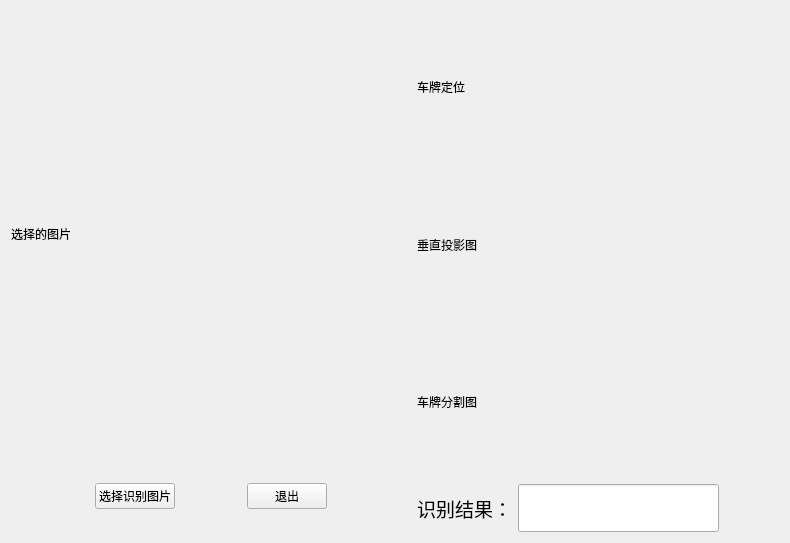
This is untitled1.ui in David205x/LicensePlateRecognition as Qt 5 draws it before an edit. The edited form follows.
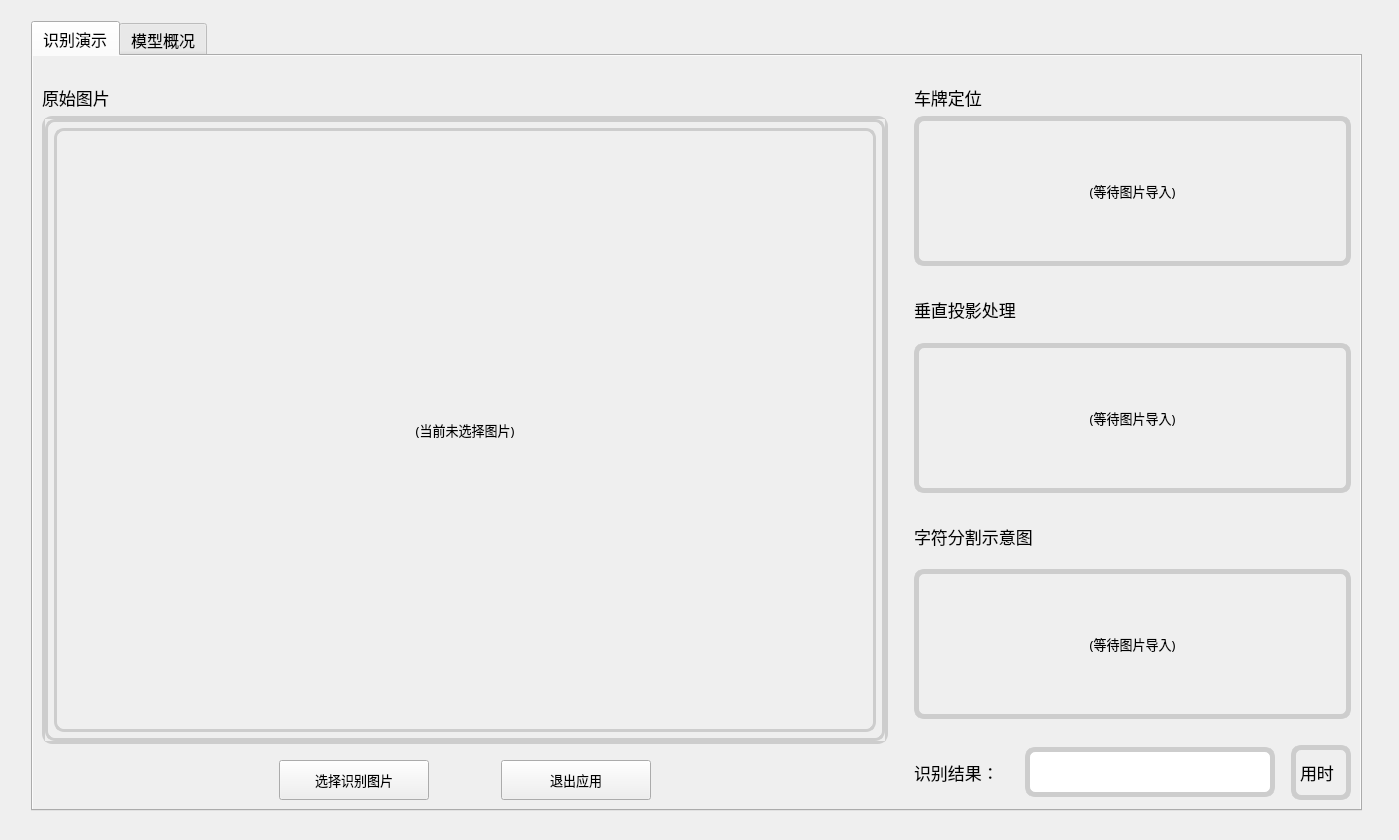
This is the edited form.

Commit message: 页面更新+模型指标计算添加

```diff
--- a/untitled1.ui
+++ b/untitled1.ui
@@ -6,8 +6,8 @@
    <rect>
     <x>0</x>
     <y>0</y>
-    <width>790</width>
-    <height>543</height>
+    <width>1399</width>
+    <height>840</height>
    </rect>
   </property>
   <property name="sizePolicy">
@@ -18,169 +18,1006 @@
   </property>
   <property name="minimumSize">
    <size>
-    <width>400</width>
-    <height>400</height>
+    <width>1080</width>
+    <height>654</height>
    </size>
   </property>
   <property name="windowTitle">
    <string>Form</string>
   </property>
   <layout class="QGridLayout" name="gridLayout_2">
-   <item row="0" column="0">
-    <layout class="QHBoxLayout" name="horizontalLayout_2">
-     <item>
-      <layout class="QGridLayout" name="gridLayout">
-       <item row="2" column="2">
-        <spacer name="horizontalSpacer_1">
-         <property name="orientation">
-          <enum>Qt::Horizontal</enum>
-         </property>
-         <property name="sizeType">
-          <enum>QSizePolicy::Fixed</enum>
-         </property>
-         <property name="sizeHint" stdset="0">
-          <size>
-           <width>60</width>
-           <height>20</height>
-          </size>
-         </property>
-        </spacer>
+   <item row="0" column="1" colspan="2">
+    <spacer name="verticalSpacer_9">
+     <property name="orientation">
+      <enum>Qt::Vertical</enum>
+     </property>
+     <property name="sizeType">
+      <enum>QSizePolicy::Fixed</enum>
+     </property>
+     <property name="sizeHint" stdset="0">
+      <size>
+       <width>20</width>
+       <height>10</height>
+      </size>
+     </property>
+    </spacer>
+   </item>
+   <item row="1" column="1">
+    <widget class="QTabWidget" name="tabWidget">
+     <property name="font">
+      <font>
+       <family>黑体</family>
+       <pointsize>12</pointsize>
+      </font>
+     </property>
+     <property name="autoFillBackground">
+      <bool>true</bool>
+     </property>
+     <property name="currentIndex">
+      <number>0</number>
+     </property>
+     <widget class="QWidget" name="tab_1">
+      <property name="autoFillBackground">
+       <bool>true</bool>
+      </property>
+      <attribute name="title">
+       <string>识别演示</string>
+      </attribute>
+      <layout class="QGridLayout" name="gridLayout_5">
+       <item row="0" column="0">
+        <layout class="QHBoxLayout" name="horizontalLayout_2">
+         <item>
+          <layout class="QGridLayout" name="gridLayout">
+           <item row="1" column="1" colspan="2">
+            <widget class="QLabel" name="label">
+             <property name="font">
+              <font>
+               <family>黑体</family>
+               <pointsize>13</pointsize>
+              </font>
+             </property>
+             <property name="text">
+              <string>原始图片</string>
+             </property>
+            </widget>
+           </item>
+           <item row="4" column="5">
+            <spacer name="horizontalSpacer_3">
+             <property name="orientation">
+              <enum>Qt::Horizontal</enum>
+             </property>
+             <property name="sizeHint" stdset="0">
+              <size>
+               <width>40</width>
+               <height>20</height>
+              </size>
+             </property>
+            </spacer>
+           </item>
+           <item row="4" column="1">
+            <spacer name="horizontalSpacer_2">
+             <property name="orientation">
+              <enum>Qt::Horizontal</enum>
+             </property>
+             <property name="sizeHint" stdset="0">
+              <size>
+               <width>40</width>
+               <height>20</height>
+              </size>
+             </property>
+            </spacer>
+           </item>
+           <item row="4" column="4">
+            <widget class="QPushButton" name="Button_exit">
+             <property name="minimumSize">
+              <size>
+               <width>150</width>
+               <height>40</height>
+              </size>
+             </property>
+             <property name="font">
+              <font>
+               <family>黑体</family>
+               <pointsize>10</pointsize>
+              </font>
+             </property>
+             <property name="styleSheet">
+              <string notr="true"/>
+             </property>
+             <property name="text">
+              <string>退出应用</string>
+             </property>
+            </widget>
+           </item>
+           <item row="4" column="3">
+            <spacer name="horizontalSpacer_1">
+             <property name="orientation">
+              <enum>Qt::Horizontal</enum>
+             </property>
+             <property name="sizeType">
+              <enum>QSizePolicy::Fixed</enum>
+             </property>
+             <property name="sizeHint" stdset="0">
+              <size>
+               <width>60</width>
+               <height>20</height>
+              </size>
+             </property>
+            </spacer>
+           </item>
+           <item row="0" column="1" colspan="5">
+            <spacer name="verticalSpacer_2">
+             <property name="orientation">
+              <enum>Qt::Vertical</enum>
+             </property>
+             <property name="sizeType">
+              <enum>QSizePolicy::Fixed</enum>
+             </property>
+             <property name="sizeHint" stdset="0">
+              <size>
+               <width>20</width>
+               <height>20</height>
+              </size>
+             </property>
+            </spacer>
+           </item>
+           <item row="2" column="1" colspan="5">
+            <widget class="QScrollArea" name="scrollArea">
+             <property name="minimumSize">
+              <size>
+               <width>500</width>
+               <height>530</height>
+              </size>
+             </property>
+             <property name="styleSheet">
+              <string notr="true">border:2.9px solid rgb(205, 205, 205);
+border-radius:10px;</string>
+             </property>
+             <property name="frameShape">
+              <enum>QFrame::NoFrame</enum>
+             </property>
+             <property name="frameShadow">
+              <enum>QFrame::Plain</enum>
+             </property>
+             <property name="lineWidth">
+              <number>0</number>
+             </property>
+             <property name="widgetResizable">
+              <bool>true</bool>
+             </property>
+             <widget class="QWidget" name="scrollAreaWidgetContents">
+              <property name="geometry">
+               <rect>
+                <x>0</x>
+                <y>0</y>
+                <width>757</width>
+                <height>616</height>
+               </rect>
+              </property>
+              <layout class="QGridLayout" name="gridLayout_4">
+               <item row="0" column="0">
+                <widget class="QLabel" name="label_phote">
+                 <property name="enabled">
+                  <bool>true</bool>
+                 </property>
+                 <property name="sizePolicy">
+                  <sizepolicy hsizetype="Preferred" vsizetype="Preferred">
+                   <horstretch>0</horstretch>
+                   <verstretch>0</verstretch>
+                  </sizepolicy>
+                 </property>
+                 <property name="minimumSize">
+                  <size>
+                   <width>0</width>
+                   <height>0</height>
+                  </size>
+                 </property>
+                 <property name="font">
+                  <font>
+                   <family>黑体</family>
+                   <pointsize>10</pointsize>
+                  </font>
+                 </property>
+                 <property name="styleSheet">
+                  <string notr="true"/>
+                 </property>
+                 <property name="frameShadow">
+                  <enum>QFrame::Plain</enum>
+                 </property>
+                 <property name="lineWidth">
+                  <number>0</number>
+                 </property>
+                 <property name="text">
+                  <string>(当前未选择图片)</string>
+                 </property>
+                 <property name="alignment">
+                  <set>Qt::AlignCenter</set>
+                 </property>
+                </widget>
+               </item>
+              </layout>
+             </widget>
+            </widget>
+           </item>
+           <item row="4" column="2">
+            <widget class="QPushButton" name="Button_select">
+             <property name="enabled">
+              <bool>true</bool>
+             </property>
+             <property name="minimumSize">
+              <size>
+               <width>150</width>
+               <height>40</height>
+              </size>
+             </property>
+             <property name="font">
+              <font>
+               <family>黑体</family>
+               <pointsize>10</pointsize>
+              </font>
+             </property>
+             <property name="styleSheet">
+              <string notr="true"/>
+             </property>
+             <property name="text">
+              <string>选择识别图片</string>
+             </property>
+            </widget>
+           </item>
+           <item row="3" column="1" colspan="5">
+            <spacer name="verticalSpacer">
+             <property name="orientation">
+              <enum>Qt::Vertical</enum>
+             </property>
+             <property name="sizeType">
+              <enum>QSizePolicy::Fixed</enum>
+             </property>
+             <property name="sizeHint" stdset="0">
+              <size>
+               <width>20</width>
+               <height>10</height>
+              </size>
+             </property>
+            </spacer>
+           </item>
+          </layout>
+         </item>
+         <item>
+          <spacer name="horizontalSpacer_5">
+           <property name="orientation">
+            <enum>Qt::Horizontal</enum>
+           </property>
+           <property name="sizeType">
+            <enum>QSizePolicy::Fixed</enum>
+           </property>
+           <property name="sizeHint" stdset="0">
+            <size>
+             <width>20</width>
+             <height>20</height>
+            </size>
+           </property>
+          </spacer>
+         </item>
+         <item>
+          <layout class="QVBoxLayout" name="verticalLayout">
+           <item>
+            <spacer name="verticalSpacer_3">
+             <property name="orientation">
+              <enum>Qt::Vertical</enum>
+             </property>
+             <property name="sizeType">
+              <enum>QSizePolicy::Fixed</enum>
+             </property>
+             <property name="sizeHint" stdset="0">
+              <size>
+               <width>20</width>
+               <height>20</height>
+              </size>
+             </property>
+            </spacer>
+           </item>
+           <item>
+            <widget class="QLabel" name="label_2">
+             <property name="sizePolicy">
+              <sizepolicy hsizetype="Preferred" vsizetype="Fixed">
+               <horstretch>0</horstretch>
+               <verstretch>0</verstretch>
+              </sizepolicy>
+             </property>
+             <property name="font">
+              <font>
+               <family>黑体</family>
+               <pointsize>13</pointsize>
+              </font>
+             </property>
+             <property name="text">
+              <string>车牌定位</string>
+             </property>
+            </widget>
+           </item>
+           <item>
+            <widget class="QLabel" name="label_located">
+             <property name="minimumSize">
+              <size>
+               <width>0</width>
+               <height>150</height>
+              </size>
+             </property>
+             <property name="font">
+              <font>
+               <family>黑体</family>
+               <pointsize>10</pointsize>
+              </font>
+             </property>
+             <property name="styleSheet">
+              <string notr="true">border:5px solid rgb(205, 205, 205);
+border-radius:10px;</string>
+             </property>
+             <property name="text">
+              <string>(等待图片导入)</string>
+             </property>
+             <property name="alignment">
+              <set>Qt::AlignCenter</set>
+             </property>
+            </widget>
+           </item>
+           <item>
+            <spacer name="verticalSpacer_6">
+             <property name="orientation">
+              <enum>Qt::Vertical</enum>
+             </property>
+             <property name="sizeType">
+              <enum>QSizePolicy::Fixed</enum>
+             </property>
+             <property name="sizeHint" stdset="0">
+              <size>
+               <width>20</width>
+               <height>10</height>
+              </size>
+             </property>
+            </spacer>
+           </item>
+           <item>
+            <widget class="QLabel" name="label_3">
+             <property name="font">
+              <font>
+               <family>黑体</family>
+               <pointsize>13</pointsize>
+              </font>
+             </property>
+             <property name="text">
+              <string>垂直投影处理</string>
+             </property>
+            </widget>
+           </item>
+           <item>
+            <widget class="QLabel" name="label_projection">
+             <property name="minimumSize">
+              <size>
+               <width>0</width>
+               <height>150</height>
+              </size>
+             </property>
+             <property name="font">
+              <font>
+               <family>黑体</family>
+               <pointsize>10</pointsize>
+              </font>
+             </property>
+             <property name="styleSheet">
+              <string notr="true">border:5px solid rgb(205, 205, 205);
+border-radius:10px;</string>
+             </property>
+             <property name="text">
+              <string>(等待图片导入)</string>
+             </property>
+             <property name="alignment">
+              <set>Qt::AlignCenter</set>
+             </property>
+            </widget>
+           </item>
+           <item>
+            <spacer name="verticalSpacer_7">
+             <property name="orientation">
+              <enum>Qt::Vertical</enum>
+             </property>
+             <property name="sizeType">
+              <enum>QSizePolicy::Fixed</enum>
+             </property>
+             <property name="sizeHint" stdset="0">
+              <size>
+               <width>20</width>
+               <height>10</height>
+              </size>
+             </property>
+            </spacer>
+           </item>
+           <item>
+            <widget class="QLabel" name="label_4">
+             <property name="font">
+              <font>
+               <family>黑体</family>
+               <pointsize>13</pointsize>
+              </font>
+             </property>
+             <property name="text">
+              <string>字符分割示意图</string>
+             </property>
+            </widget>
+           </item>
+           <item>
+            <widget class="QLabel" name="label_division">
+             <property name="minimumSize">
+              <size>
+               <width>0</width>
+               <height>150</height>
+              </size>
+             </property>
+             <property name="font">
+              <font>
+               <family>黑体</family>
+               <pointsize>10</pointsize>
+              </font>
+             </property>
+             <property name="styleSheet">
+              <string notr="true">border:5px solid rgb(205, 205, 205);
+border-radius:10px;</string>
+             </property>
+             <property name="text">
+              <string>(等待图片导入)</string>
+             </property>
+             <property name="alignment">
+              <set>Qt::AlignCenter</set>
+             </property>
+            </widget>
+           </item>
+           <item>
+            <spacer name="verticalSpacer_4">
+             <property name="orientation">
+              <enum>Qt::Vertical</enum>
+             </property>
+             <property name="sizeType">
+              <enum>QSizePolicy::Fixed</enum>
+             </property>
+             <property name="sizeHint" stdset="0">
+              <size>
+               <width>20</width>
+               <height>20</height>
+              </size>
+             </property>
+            </spacer>
+           </item>
+           <item>
+            <layout class="QHBoxLayout" name="horizontalLayout">
+             <item>
+              <widget class="QLabel" name="label_showresult">
+               <property name="font">
+                <font>
+                 <family>黑体</family>
+                 <pointsize>13</pointsize>
+                </font>
+               </property>
+               <property name="text">
+                <string>识别结果：</string>
+               </property>
+              </widget>
+             </item>
+             <item>
+              <spacer name="horizontalSpacer_4">
+               <property name="orientation">
+                <enum>Qt::Horizontal</enum>
+               </property>
+               <property name="sizeType">
+                <enum>QSizePolicy::Fixed</enum>
+               </property>
+               <property name="sizeHint" stdset="0">
+                <size>
+                 <width>20</width>
+                 <height>20</height>
+                </size>
+               </property>
+              </spacer>
+             </item>
+             <item>
+              <widget class="QLineEdit" name="lineEdit_result">
+               <property name="sizePolicy">
+                <sizepolicy hsizetype="Fixed" vsizetype="Fixed">
+                 <horstretch>0</horstretch>
+                 <verstretch>0</verstretch>
+                </sizepolicy>
+               </property>
+               <property name="minimumSize">
+                <size>
+                 <width>250</width>
+                 <height>50</height>
+                </size>
+               </property>
+               <property name="font">
+                <font>
+                 <family>黑体</family>
+                 <pointsize>15</pointsize>
+                 <weight>50</weight>
+                 <bold>false</bold>
+                </font>
+               </property>
+               <property name="styleSheet">
+                <string notr="true">border:5px solid rgb(205, 205, 205);
+border-radius:10px;</string>
+               </property>
+               <property name="readOnly">
+                <bool>true</bool>
+               </property>
+              </widget>
+             </item>
+             <item>
+              <spacer name="horizontalSpacer_8">
+               <property name="orientation">
+                <enum>Qt::Horizontal</enum>
+               </property>
+               <property name="sizeType">
+                <enum>QSizePolicy::Fixed</enum>
+               </property>
+               <property name="sizeHint" stdset="0">
+                <size>
+                 <width>10</width>
+                 <height>20</height>
+                </size>
+               </property>
+              </spacer>
+             </item>
+             <item>
+              <widget class="QLabel" name="label_time">
+               <property name="minimumSize">
+                <size>
+                 <width>60</width>
+                 <height>0</height>
+                </size>
+               </property>
+               <property name="font">
+                <font>
+                 <pointsize>13</pointsize>
+                </font>
+               </property>
+               <property name="styleSheet">
+                <string notr="true">border:5px solid rgb(205, 205, 205);
+border-radius:10px;</string>
+               </property>
+               <property name="text">
+                <string>用时</string>
+               </property>
+              </widget>
+             </item>
+            </layout>
+           </item>
+          </layout>
+         </item>
+        </layout>
        </item>
-       <item row="2" column="4">
-        <spacer name="horizontalSpacer_3">
-         <property name="orientation">
-          <enum>Qt::Horizontal</enum>
-         </property>
-         <property name="sizeHint" stdset="0">
-          <size>
-           <width>40</width>
-           <height>20</height>
-          </size>
-         </property>
-        </spacer>
-       </item>
-       <item row="2" column="0">
-        <spacer name="horizontalSpacer_2">
-         <property name="orientation">
-          <enum>Qt::Horizontal</enum>
-         </property>
-         <property name="sizeHint" stdset="0">
-          <size>
-           <width>40</width>
-           <height>20</height>
-          </size>
-         </property>
-        </spacer>
-       </item>
-       <item row="2" column="1">
-        <widget class="QPushButton" name="Button_select">
-         <property name="enabled">
-          <bool>true</bool>
-         </property>
-         <property name="text">
-          <string>选择识别图片</string>
-         </property>
-        </widget>
-       </item>
-       <item row="0" column="0" colspan="5">
-        <widget class="QLabel" name="label_phote">
-         <property name="enabled">
-          <bool>true</bool>
-         </property>
-         <property name="sizePolicy">
-          <sizepolicy hsizetype="Fixed" vsizetype="Fixed">
-           <horstretch>0</horstretch>
-           <verstretch>0</verstretch>
-          </sizepolicy>
-         </property>
-         <property name="minimumSize">
-          <size>
-           <width>400</width>
-           <height>400</height>
-          </size>
-         </property>
-         <property name="text">
-          <string>选择的图片</string>
-         </property>
-        </widget>
-       </item>
-       <item row="2" column="3">
-        <widget class="QPushButton" name="Button_exit">
-         <property name="text">
-          <string>退出</string>
-         </property>
-        </widget>
-       </item>
-       <item row="1" column="2">
-        <spacer name="verticalSpacer">
-         <property name="orientation">
-          <enum>Qt::Vertical</enum>
-         </property>
-         <property name="sizeType">
-          <enum>QSizePolicy::Fixed</enum>
-         </property>
-         <property name="sizeHint" stdset="0">
-          <size>
-           <width>20</width>
-           <height>20</height>
-          </size>
-         </property>
-        </spacer>
-       </item>
       </layout>
-     </item>
-     <item>
-      <layout class="QVBoxLayout" name="verticalLayout">
-       <item>
-        <widget class="QLabel" name="label_located">
-         <property name="text">
-          <string>车牌定位</string>
-         </property>
-        </widget>
-       </item>
-       <item>
-        <widget class="QLabel" name="label_projection">
-         <property name="text">
-          <string>垂直投影图</string>
-         </property>
-        </widget>
-       </item>
-       <item>
-        <widget class="QLabel" name="label_division">
-         <property name="text">
-          <string>车牌分割图</string>
-         </property>
-        </widget>
-       </item>
-       <item>
-        <layout class="QHBoxLayout" name="horizontalLayout">
-         <item>
-          <widget class="QLabel" name="label_showresult">
+     </widget>
+     <widget class="QWidget" name="tab_2">
+      <property name="autoFillBackground">
+       <bool>true</bool>
+      </property>
+      <attribute name="title">
+       <string>模型概况</string>
+      </attribute>
+      <layout class="QGridLayout" name="gridLayout_6">
+       <item row="0" column="0" colspan="2">
+        <layout class="QGridLayout" name="gridLayout_3">
+         <item row="5" column="2">
+          <widget class="QTableWidget" name="tableWidget">
+           <attribute name="horizontalHeaderDefaultSectionSize">
+            <number>135</number>
+           </attribute>
+           <row>
+            <property name="text">
+             <string/>
+            </property>
+           </row>
+           <row>
+            <property name="text">
+             <string/>
+            </property>
+           </row>
+           <row>
+            <property name="text">
+             <string/>
+            </property>
+           </row>
+           <row>
+            <property name="text">
+             <string/>
+            </property>
+           </row>
+           <row>
+            <property name="text">
+             <string/>
+            </property>
+           </row>
+           <row>
+            <property name="text">
+             <string/>
+            </property>
+           </row>
+           <row>
+            <property name="text">
+             <string/>
+            </property>
+           </row>
+           <row>
+            <property name="text">
+             <string/>
+            </property>
+           </row>
+           <row>
+            <property name="text">
+             <string/>
+            </property>
+           </row>
+           <row>
+            <property name="text">
+             <string>*</string>
+            </property>
+           </row>
+           <row>
+            <property name="text">
+             <string>*</string>
+            </property>
+           </row>
+           <row>
+            <property name="text">
+             <string>*</string>
+            </property>
+           </row>
+           <column>
+            <property name="text">
+             <string>Layer</string>
+            </property>
+           </column>
+           <column>
+            <property name="text">
+             <string>Layer Type</string>
+            </property>
+           </column>
+           <column>
+            <property name="text">
+             <string>Output Shape</string>
+            </property>
+           </column>
+           <column>
+            <property name="text">
+             <string>Param</string>
+            </property>
+           </column>
+           <item row="0" column="0">
+            <property name="text">
+             <string>conv2d_1</string>
+            </property>
+           </item>
+           <item row="0" column="1">
+            <property name="text">
+             <string>Conv2D</string>
+            </property>
+           </item>
+           <item row="0" column="2">
+            <property name="text">
+             <string>(138, 43, 128)</string>
+            </property>
+           </item>
+           <item row="0" column="3">
+            <property name="text">
+             <string>1280</string>
+            </property>
+           </item>
+           <item row="1" column="0">
+            <property name="text">
+             <string>max_pooling2d_1</string>
+            </property>
+           </item>
+           <item row="1" column="1">
+            <property name="text">
+             <string>MaxPooling2D</string>
+            </property>
+           </item>
+           <item row="1" column="2">
+            <property name="text">
+             <string>(34, 10, 128)</string>
+            </property>
+           </item>
+           <item row="1" column="3">
+            <property name="text">
+             <string>0</string>
+            </property>
+           </item>
+           <item row="2" column="0">
+            <property name="text">
+             <string>conv2d_2</string>
+            </property>
+           </item>
+           <item row="2" column="1">
+            <property name="text">
+             <string>Conv2D</string>
+            </property>
+           </item>
+           <item row="2" column="2">
+            <property name="text">
+             <string>(32, 8, 68) </string>
+            </property>
+           </item>
+           <item row="2" column="3">
+            <property name="text">
+             <string>78404</string>
+            </property>
+           </item>
+           <item row="3" column="0">
+            <property name="text">
+             <string>max_pooling2d_2</string>
+            </property>
+           </item>
+           <item row="3" column="1">
+            <property name="text">
+             <string>MaxPooling2D</string>
+            </property>
+           </item>
+           <item row="3" column="2">
+            <property name="text">
+             <string>(16, 4, 68)</string>
+            </property>
+           </item>
+           <item row="3" column="3">
+            <property name="text">
+             <string>0</string>
+            </property>
+           </item>
+           <item row="4" column="0">
+            <property name="text">
+             <string>flatten_1</string>
+            </property>
+           </item>
+           <item row="4" column="1">
+            <property name="text">
+             <string>Flatten</string>
+            </property>
+           </item>
+           <item row="4" column="2">
+            <property name="text">
+             <string>(4352)</string>
+            </property>
+           </item>
+           <item row="4" column="3">
+            <property name="text">
+             <string>0</string>
+            </property>
+           </item>
+           <item row="5" column="0">
+            <property name="text">
+             <string>dense_1</string>
+            </property>
+           </item>
+           <item row="5" column="1">
+            <property name="text">
+             <string>Dense</string>
+            </property>
+           </item>
+           <item row="5" column="2">
+            <property name="text">
+             <string>(128)</string>
+            </property>
+           </item>
+           <item row="5" column="3">
+            <property name="text">
+             <string>557184</string>
+            </property>
+           </item>
+           <item row="6" column="0">
+            <property name="text">
+             <string>dropout_1</string>
+            </property>
+           </item>
+           <item row="6" column="1">
+            <property name="text">
+             <string>Dropout</string>
+            </property>
+           </item>
+           <item row="6" column="2">
+            <property name="text">
+             <string>(128)</string>
+            </property>
+           </item>
+           <item row="6" column="3">
+            <property name="text">
+             <string>0</string>
+            </property>
+           </item>
+           <item row="7" column="0">
+            <property name="text">
+             <string>dense_2</string>
+            </property>
+           </item>
+           <item row="7" column="1">
+            <property name="text">
+             <string>Dense</string>
+            </property>
+           </item>
+           <item row="7" column="2">
+            <property name="text">
+             <string>(68)</string>
+            </property>
+           </item>
+           <item row="7" column="3">
+            <property name="text">
+             <string>8872</string>
+            </property>
+           </item>
+           <item row="8" column="0">
+            <property name="text">
+             <string/>
+            </property>
+           </item>
+           <item row="9" column="0">
+            <property name="text">
+             <string>Total params</string>
+            </property>
+           </item>
+           <item row="9" column="1">
+            <property name="text">
+             <string>645640</string>
+            </property>
+           </item>
+           <item row="10" column="0">
+            <property name="text">
+             <string>Trainable params</string>
+            </property>
+           </item>
+           <item row="10" column="1">
+            <property name="text">
+             <string>645640</string>
+            </property>
+           </item>
+           <item row="11" column="0">
+            <property name="text">
+             <string>None-trainable params</string>
+            </property>
+           </item>
+           <item row="11" column="1">
+            <property name="text">
+             <string>0</string>
+            </property>
+           </item>
+          </widget>
+         </item>
+         <item row="2" column="0" rowspan="4">
+          <widget class="QTableWidget" name="table_matrix">
+           <property name="sizePolicy">
+            <sizepolicy hsizetype="Preferred" vsizetype="Preferred">
+             <horstretch>0</horstretch>
+             <verstretch>0</verstretch>
+            </sizepolicy>
+           </property>
+           <property name="minimumSize">
+            <size>
+             <width>700</width>
+             <height>450</height>
+            </size>
+           </property>
+           <property name="styleSheet">
+            <string notr="true"/>
+           </property>
+           <property name="editTriggers">
+            <set>QAbstractItemView::NoEditTriggers</set>
+           </property>
+           <property name="columnCount">
+            <number>1</number>
+           </property>
+           <attribute name="horizontalHeaderDefaultSectionSize">
+            <number>40</number>
+           </attribute>
+           <attribute name="verticalHeaderDefaultSectionSize">
+            <number>40</number>
+           </attribute>
+           <row>
+            <property name="text">
+             <string>Z</string>
+            </property>
+           </row>
+           <column>
+            <property name="text">
+             <string>Z</string>
+            </property>
+           </column>
+          </widget>
+         </item>
+         <item row="2" column="2">
+          <widget class="QTableWidget" name="table_indecator">
+           <attribute name="horizontalHeaderDefaultSectionSize">
+            <number>105</number>
+           </attribute>
+           <row>
+            <property name="text">
+             <string>0</string>
+            </property>
+           </row>
+           <column>
+            <property name="text">
+             <string>类</string>
+            </property>
+           </column>
+           <column>
+            <property name="text">
+             <string>Accuracy</string>
+            </property>
+           </column>
+           <column>
+            <property name="text">
+             <string>Precision</string>
+            </property>
+           </column>
+           <column>
+            <property name="text">
+             <string>Recall</string>
+            </property>
+           </column>
+           <column>
+            <property name="text">
+             <string>F1_score</string>
+            </property>
+           </column>
+          </widget>
+         </item>
+         <item row="3" column="2">
+          <spacer name="verticalSpacer_5">
+           <property name="orientation">
+            <enum>Qt::Vertical</enum>
+           </property>
+           <property name="sizeType">
+            <enum>QSizePolicy::Fixed</enum>
+           </property>
+           <property name="sizeHint" stdset="0">
+            <size>
+             <width>20</width>
+             <height>20</height>
+            </size>
+           </property>
+          </spacer>
+         </item>
+         <item row="0" column="2">
+          <widget class="QLabel" name="label_6">
            <property name="font">
             <font>
-             <family>Roman</family>
-             <pointsize>14</pointsize>
+             <family>黑体</family>
+             <pointsize>13</pointsize>
             </font>
            </property>
            <property name="text">
-            <string>识别结果：</string>
+            <string>分类指标</string>
            </property>
           </widget>
          </item>
-         <item>
-          <widget class="QLineEdit" name="lineEdit_result">
+         <item row="0" column="0">
+          <widget class="QLabel" name="label_5">
            <property name="font">
             <font>
-             <family>Roman</family>
-             <pointsize>22</pointsize>
-             <weight>50</weight>
-             <bold>false</bold>
+             <family>黑体</family>
+             <pointsize>13</pointsize>
             </font>
            </property>
           </widget>
          </item>
-         <item>
-          <spacer name="horizontalSpacer_4">
+         <item row="4" column="2">
+          <widget class="QLabel" name="label_7">
+           <property name="font">
+            <font>
+             <pointsize>13</pointsize>
+            </font>
+           </property>
+           <property name="text">
+            <string>模型信息</string>
+           </property>
+          </widget>
+         </item>
+         <item row="2" column="1" rowspan="4">
+          <spacer name="horizontalSpacer_6">
            <property name="orientation">
             <enum>Qt::Horizontal</enum>
            </property>
@@ -189,7 +1026,7 @@
            </property>
            <property name="sizeHint" stdset="0">
             <size>
-             <width>60</width>
+             <width>20</width>
              <height>20</height>
             </size>
            </property>
@@ -198,8 +1035,40 @@
         </layout>
        </item>
       </layout>
-     </item>
-    </layout>
+     </widget>
+    </widget>
+   </item>
+   <item row="1" column="0" rowspan="4">
+    <spacer name="horizontalSpacer">
+     <property name="orientation">
+      <enum>Qt::Horizontal</enum>
+     </property>
+     <property name="sizeType">
+      <enum>QSizePolicy::Fixed</enum>
+     </property>
+     <property name="sizeHint" stdset="0">
+      <size>
+       <width>20</width>
+       <height>20</height>
+      </size>
+     </property>
+    </spacer>
+   </item>
+   <item row="1" column="3" rowspan="4">
+    <spacer name="horizontalSpacer_7">
+     <property name="orientation">
+      <enum>Qt::Horizontal</enum>
+     </property>
+     <property name="sizeType">
+      <enum>QSizePolicy::Fixed</enum>
+     </property>
+     <property name="sizeHint" stdset="0">
+      <size>
+       <width>20</width>
+       <height>20</height>
+      </size>
+     </property>
+    </spacer>
    </item>
   </layout>
  </widget>
```
Left out of the diff: 3 changed lines with no effect on the pictures. The commit also changes 4 other files.
